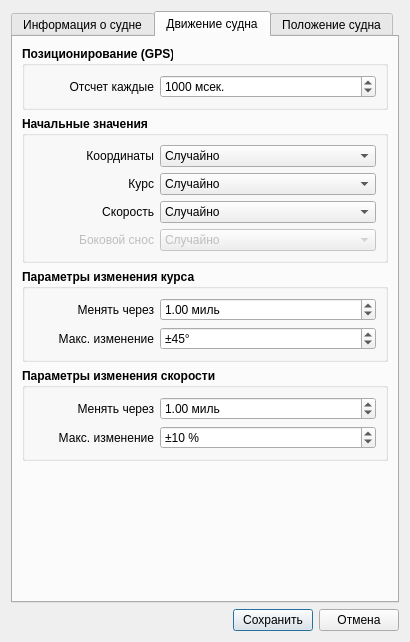
Qt form Emulator_test/sv_vesseleditor.ui (breton75/R_Card_test) before a commit.
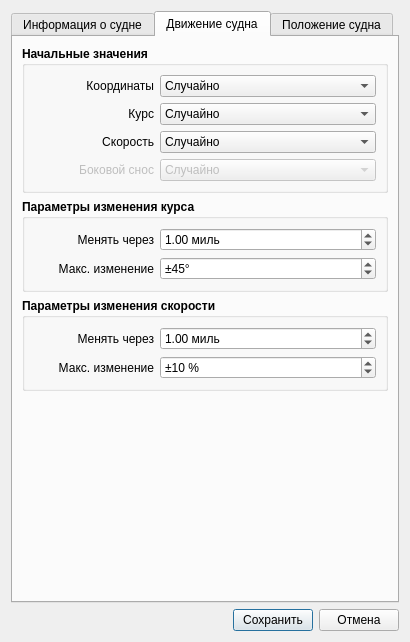
The same form after that commit.

```diff
--- a/Emulator_test/sv_vesseleditor.ui
+++ b/Emulator_test/sv_vesseleditor.ui
@@ -1084,72 +1084,6 @@
        <string>Движение судна</string>
       </attribute>
       <layout class="QVBoxLayout" name="verticalLayout_11">
-       <item>
-        <widget class="QGroupBox" name="groupBox_8">
-         <property name="font">
-          <font>
-           <weight>75</weight>
-           <bold>true</bold>
-          </font>
-         </property>
-         <property name="title">
-          <string>Позиционирование (GPS)</string>
-         </property>
-         <layout class="QVBoxLayout" name="verticalLayout_8">
-          <item>
-           <layout class="QHBoxLayout" name="horizontalLayout_7">
-            <item>
-             <widget class="QLabel" name="label_5">
-              <property name="minimumSize">
-               <size>
-                <width>120</width>
-                <height>0</height>
-               </size>
-              </property>
-              <property name="maximumSize">
-               <size>
-                <width>120</width>
-                <height>16777215</height>
-               </size>
-              </property>
-              <property name="font">
-               <font>
-                <weight>50</weight>
-                <bold>false</bold>
-               </font>
-              </property>
-              <property name="text">
-               <string>Отсчет каждые</string>
-              </property>
-              <property name="alignment">
-               <set>Qt::AlignRight|Qt::AlignTrailing|Qt::AlignVCenter</set>
-              </property>
-             </widget>
-            </item>
-            <item>
-             <widget class="QSpinBox" name="spinGPSTimeout">
-              <property name="font">
-               <font>
-                <weight>50</weight>
-                <bold>false</bold>
-               </font>
-              </property>
-              <property name="suffix">
-               <string> мсек.</string>
-              </property>
-              <property name="maximum">
-               <number>10000</number>
-              </property>
-              <property name="value">
-               <number>1000</number>
-              </property>
-             </widget>
-            </item>
-           </layout>
-          </item>
-         </layout>
-        </widget>
-       </item>
        <item>
         <widget class="QGroupBox" name="groupBox_3">
          <property name="font">
```
